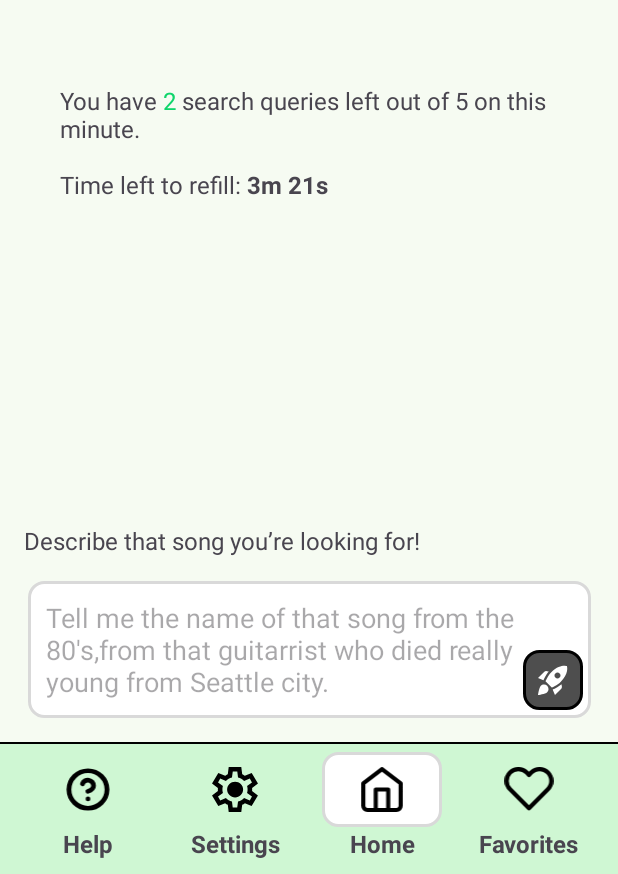
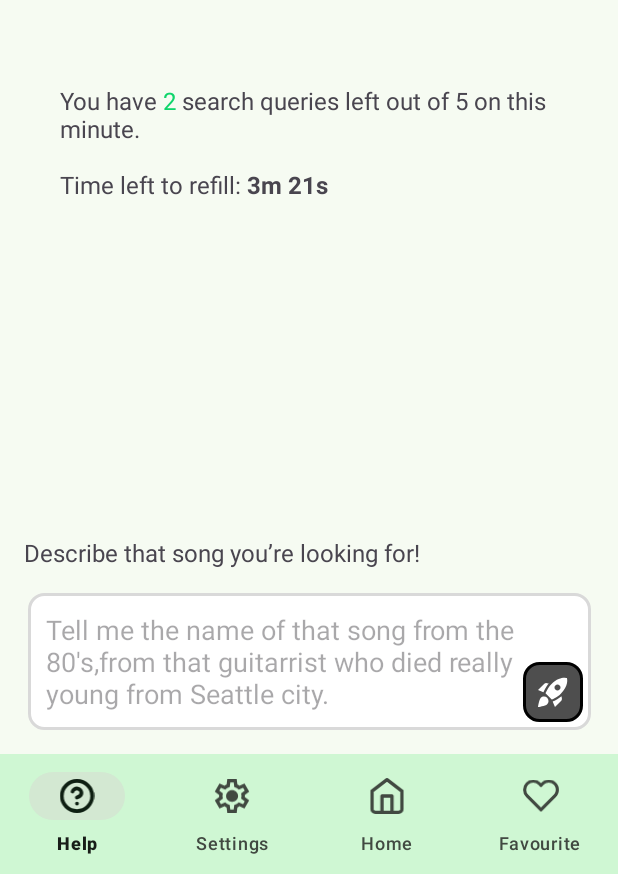
Before and after one commit to IJloayza/lookSpot, an Android app: the PromptActivity screen opened directly, with no data from a screen before it, on a phone screen of 412 x 824 dp, the part 362-1236 px from its top. Run offline under Robolectric (Android 15) with nearby library versions, the light colour scheme and no system bars; 2 statements that could not run were skipped.

Commit message:
Nav Bar Bottom in change of fragmentmenu

```diff
--- a/app/src/main/res/layout/activity_prompt.xml
+++ b/app/src/main/res/layout/activity_prompt.xml
@@ -76,7 +76,7 @@
         android:layout_margin="16dp"
         android:padding="12dp"
         android:background="@drawable/border_radius"
-        app:layout_constraintBottom_toTopOf="@+id/fragMenu"
+        app:layout_constraintBottom_toTopOf="@+id/nav_bar"
         app:layout_constraintStart_toStartOf="parent"
         app:layout_constraintEnd_toEndOf="parent"
         android:hint="@string/examplePrompt"/>
@@ -95,12 +95,12 @@
             app:layout_constraintEnd_toEndOf="@id/input"
             />
 
-    <androidx.fragment.app.FragmentContainerView
-        android:id="@+id/fragMenu"
-        android:name="com.example.lookspot.Menu"
+    <com.google.android.material.bottomnavigation.BottomNavigationView
+        android:id="@+id/nav_bar"
         android:layout_width="match_parent"
         android:layout_height="wrap_content"
-        tools:layout="@layout/fragment_menu"
+        app:menu="@menu/nav_bar"
+        android:background="@color/menu_bg"
+        app:labelVisibilityMode="labeled"
         app:layout_constraintBottom_toBottomOf="parent"/>
-
 </androidx.constraintlayout.widget.ConstraintLayout>
--- /dev/null
+++ b/app/src/main/res/menu/nav_bar.xml
@@ -0,0 +1,24 @@
+<?xml version="1.0" encoding="utf-8"?>
+<menu xmlns:android="http://schemas.android.com/apk/res/android"
+    xmlns:app="http://schemas.android.com/apk/res-auto">
+    <item
+        android:id="@+id/help"
+        android:enabled="true"
+        android:icon="@drawable/ic_help"
+        android:title="Help" />
+    <item
+        android:id="@+id/settings"
+        android:enabled="true"
+        android:icon="@drawable/ic_settings"
+        android:title="Settings"/>
+    <item
+        android:id="@+id/home"
+        android:enabled="true"
+        android:icon="@drawable/ic_home"
+        android:title="Home" />
+    <item
+        android:id="@+id/favourite"
+        android:enabled="true"
+        android:icon="@drawable/ic_favorite"
+        android:title="Favourite" />
+</menu>
```
